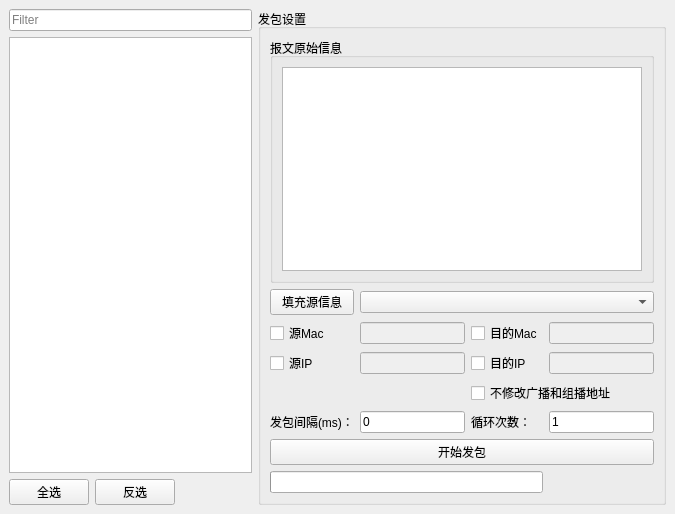
This is main.ui in KnightJun/CatSend as Qt 5 draws it before an edit. The edited form follows.
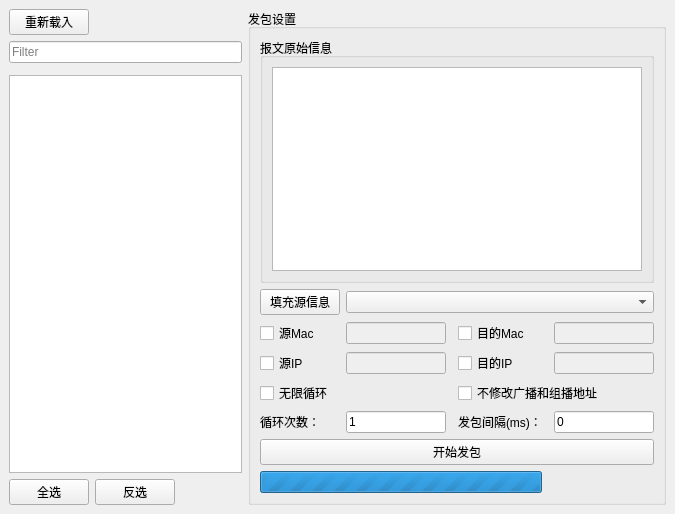
This is the edited form. Icons and pictures are not drawn.

Commit message: 加入无限循环选项

The edit to the form file:
```diff
--- a/main.ui
+++ b/main.ui
@@ -19,16 +19,60 @@
   </property>
   <widget class="QWidget" name="centralwidget">
    <layout class="QGridLayout" name="gridLayout_2">
-    <item row="0" column="0">
+    <item row="0" column="1">
      <layout class="QGridLayout" name="gridLayout">
-      <item row="2" column="0">
+      <item row="4" column="2">
+       <widget class="QLabel" name="lblCount">
+        <property name="text">
+         <string/>
+        </property>
+       </widget>
+      </item>
+      <item row="4" column="1">
+       <widget class="QPushButton" name="btnCheckInv">
+        <property name="text">
+         <string>反选</string>
+        </property>
+       </widget>
+      </item>
+      <item row="3" column="0" colspan="3">
+       <widget class="QListWidget" name="listPkt">
+        <property name="maximumSize">
+         <size>
+          <width>250</width>
+          <height>16777215</height>
+         </size>
+        </property>
+       </widget>
+      </item>
+      <item row="4" column="0">
        <widget class="QPushButton" name="btnCheckAll">
         <property name="text">
          <string>全选</string>
         </property>
        </widget>
       </item>
-      <item row="0" column="3" rowspan="3">
+      <item row="1" column="0" colspan="3">
+       <widget class="QLineEdit" name="edtFilter">
+        <property name="maximumSize">
+         <size>
+          <width>250</width>
+          <height>16777215</height>
+         </size>
+        </property>
+        <property name="placeholderText">
+         <string>Filter</string>
+        </property>
+       </widget>
+      </item>
+      <item row="0" column="0">
+       <widget class="QPushButton" name="btnReload">
+        <property name="text">
+         <string>重新载入</string>
+        </property>
+       </widget>
+      </item>
+      <item row="0" column="3" rowspan="5">
        <widget class="QGroupBox" name="groupBox">
         <property name="title">
          <string>发包设置</string>
@@ -36,65 +80,24 @@
         <layout class="QGridLayout" name="gridLayout_4">
          <item row="0" column="0">
           <layout class="QGridLayout" name="gridLayout_3">
-           <item row="12" column="3">
-            <widget class="QLabel" name="lblSendStatus">
-             <property name="text">
-              <string/>
-             </property>
-            </widget>
-           </item>
-           <item row="4" column="1">
-            <widget class="QLineEdit" name="edtSrcIP">
-             <property name="enabled">
-              <bool>false</bool>
-             </property>
-            </widget>
-           </item>
-           <item row="1" column="1" colspan="3">
-            <widget class="QComboBox" name="cmbNetCard"/>
-           </item>
-           <item row="9" column="1">
-            <widget class="QLineEdit" name="edtInter">
-             <property name="styleSheet">
-              <string notr="true"/>
-             </property>
-             <property name="text">
-              <string>0</string>
-             </property>
-            </widget>
-           </item>
-           <item row="2" column="2">
+           <item row="2" column="3">
             <widget class="QCheckBox" name="cbxDstMac">
              <property name="text">
               <string>目的Mac</string>
              </property>
             </widget>
            </item>
-           <item row="2" column="3">
-            <widget class="QLineEdit" name="edtDstMac">
+           <item row="2" column="1">
+            <widget class="QLineEdit" name="edtSrcMac">
              <property name="enabled">
               <bool>false</bool>
              </property>
             </widget>
            </item>
-           <item row="9" column="0">
-            <widget class="QLabel" name="label">
+           <item row="12" column="5">
+            <widget class="QLabel" name="lblSendStatus">
              <property name="text">
-              <string>发包间隔(ms)：</string>
-             </property>
-            </widget>
-           </item>
-           <item row="9" column="3">
-            <widget class="QLineEdit" name="edtLoop">
-             <property name="text">
-              <string>1</string>
-             </property>
-            </widget>
-           </item>
-           <item row="4" column="0">
-            <widget class="QCheckBox" name="cbxSrcIP">
-             <property name="text">
-              <string>源IP</string>
+              <string/>
              </property>
             </widget>
            </item>
@@ -112,20 +115,62 @@
             </widget>
            </item>
            <item row="4" column="3">
-            <widget class="QLineEdit" name="edtDstIP">
-             <property name="enabled">
-              <bool>false</bool>
-             </property>
-            </widget>
-           </item>
-           <item row="4" column="2">
             <widget class="QCheckBox" name="cbxDstIP">
              <property name="text">
               <string>目的IP</string>
              </property>
             </widget>
            </item>
-           <item row="0" column="0" colspan="4">
+           <item row="4" column="5">
+            <widget class="QLineEdit" name="edtDstIP">
+             <property name="enabled">
+              <bool>false</bool>
+             </property>
+            </widget>
+           </item>
+           <item row="9" column="3">
+            <widget class="QLabel" name="label">
+             <property name="text">
+              <string>发包间隔(ms)：</string>
+             </property>
+            </widget>
+           </item>
+           <item row="1" column="0">
+            <widget class="QPushButton" name="btnGetNCMac">
+             <property name="text">
+              <string>填充源信息</string>
+             </property>
+            </widget>
+           </item>
+           <item row="2" column="5">
+            <widget class="QLineEdit" name="edtDstMac">
+             <property name="enabled">
+              <bool>false</bool>
+             </property>
+            </widget>
+           </item>
+           <item row="11" column="0" colspan="6">
+            <widget class="QPushButton" name="btnSend">
+             <property name="text">
+              <string>开始发包</string>
+             </property>
+            </widget>
+           </item>
+           <item row="4" column="1">
+            <widget class="QLineEdit" name="edtSrcIP">
+             <property name="enabled">
+              <bool>false</bool>
+             </property>
+            </widget>
+           </item>
+           <item row="9" column="0">
+            <widget class="QLabel" name="label_2">
+             <property name="text">
+              <string>循环次数：</string>
+             </property>
+            </widget>
+           </item>
+           <item row="0" column="0" colspan="6">
             <widget class="QGroupBox" name="groupBox_2">
              <property name="maximumSize">
               <size>
@@ -147,96 +192,65 @@
              </layout>
             </widget>
            </item>
-           <item row="11" column="0" colspan="4">
-            <widget class="QPushButton" name="btnSend">
-             <property name="text">
-              <string>开始发包</string>
-             </property>
-            </widget>
-           </item>
-           <item row="12" column="0" colspan="3">
+           <item row="12" column="0" colspan="4">
             <widget class="QProgressBar" name="SendProgress">
              <property name="maximum">
-              <number>100</number>
+              <number>0</number>
              </property>
              <property name="value">
-              <number>-1</number>
+              <number>999999999</number>
              </property>
              <property name="textVisible">
               <bool>true</bool>
              </property>
             </widget>
            </item>
-           <item row="9" column="2">
-            <widget class="QLabel" name="label_2">
+           <item row="4" column="0">
+            <widget class="QCheckBox" name="cbxSrcIP">
              <property name="text">
-              <string>循环次数：</string>
+              <string>源IP</string>
              </property>
             </widget>
            </item>
-           <item row="2" column="1">
-            <widget class="QLineEdit" name="edtSrcMac">
-             <property name="enabled">
-              <bool>false</bool>
-             </property>
-            </widget>
-           </item>
-           <item row="1" column="0">
-            <widget class="QPushButton" name="btnGetNCMac">
-             <property name="text">
-              <string>填充源信息</string>
-             </property>
-            </widget>
-           </item>
-           <item row="8" column="2" colspan="2">
+           <item row="8" column="3" colspan="3">
             <widget class="QCheckBox" name="cboxNoChangeBroad">
              <property name="text">
               <string>不修改广播和组播地址</string>
              </property>
             </widget>
            </item>
+           <item row="1" column="1" colspan="5">
+            <widget class="QComboBox" name="cmbNetCard"/>
+           </item>
+           <item row="9" column="1">
+            <widget class="QLineEdit" name="edtLoop">
+             <property name="text">
+              <string>1</string>
+             </property>
+            </widget>
+           </item>
+           <item row="9" column="5">
+            <widget class="QLineEdit" name="edtInter">
+             <property name="styleSheet">
+              <string notr="true"/>
+             </property>
+             <property name="text">
+              <string>0</string>
+             </property>
+            </widget>
+           </item>
+           <item row="8" column="0">
+            <widget class="QCheckBox" name="cboxRepeat">
+             <property name="text">
+              <string>无限循环</string>
+             </property>
+            </widget>
+           </item>
           </layout>
          </item>
         </layout>
        </widget>
       </item>
-      <item row="2" column="1">
-       <widget class="QPushButton" name="btnCheckInv">
-        <property name="text">
-         <string>反选</string>
-        </property>
-       </widget>
-      </item>
-      <item row="1" column="0" colspan="3">
-       <widget class="QListWidget" name="listPkt">
-        <property name="maximumSize">
-         <size>
-          <width>250</width>
-          <height>16777215</height>
-         </size>
-        </property>
-       </widget>
-      </item>
-      <item row="0" column="0" colspan="3">
-       <widget class="QLineEdit" name="edtFilter">
-        <property name="maximumSize">
-         <size>
-          <width>250</width>
-          <height>16777215</height>
-         </size>
-        </property>
-        <property name="placeholderText">
-         <string>Filter</string>
-        </property>
-       </widget>
-      </item>
-      <item row="2" column="2">
-       <widget class="QLabel" name="lblCount">
-        <property name="text">
-         <string/>
-        </property>
-       </widget>
-      </item>
      </layout>
     </item>
    </layout>
```
Left out of the diff: 48 changed lines with no effect on the pictures. The commit also changes 2 other files.
